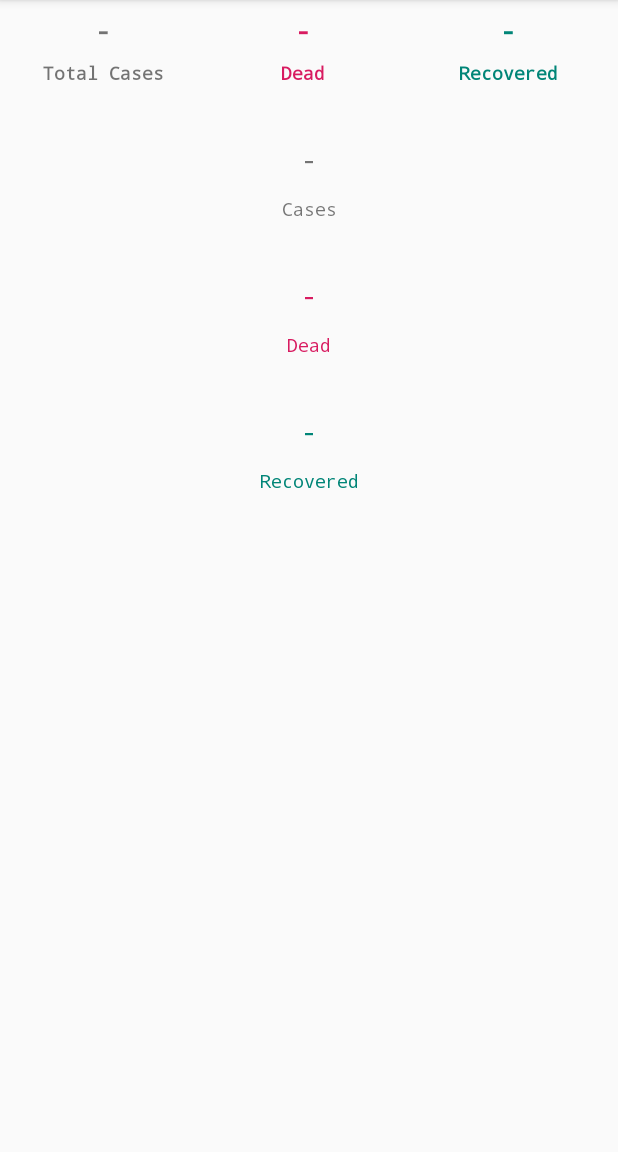
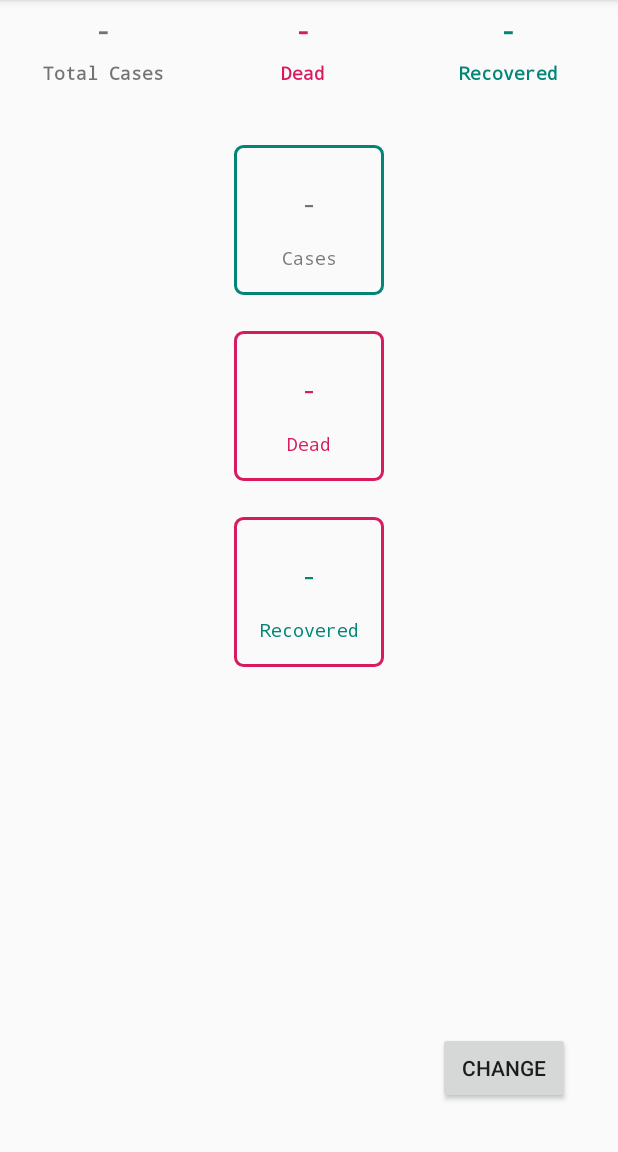
Before and after one commit to O-r-D/CoronaStats, an Android app: the screen it shows after launch (MainActivity), on a phone screen of 412 x 824 dp, the part 84-1236 px from its top. Run offline under Robolectric (Android 15) with nearby library versions, the phone set to English and light mode, and no system bars.

Commit message:
Updated the design of fragment_country_stats.xml.

```diff
--- a/app/src/main/java/com/ord/coronastats/ui/country/CountryStatsFragment.kt
+++ b/app/src/main/java/com/ord/coronastats/ui/country/CountryStatsFragment.kt
@@ -3,7 +3,6 @@ package com.ord.coronastats.ui.country
 import android.content.Context
 import android.os.Bundle
 import android.telephony.TelephonyManager
-import android.util.Log
 import android.view.LayoutInflater
 import android.view.View
 import android.view.ViewGroup
@@ -11,6 +10,7 @@ import androidx.fragment.app.Fragment
 import androidx.lifecycle.Observer
 import androidx.lifecycle.ViewModelProvider
 import com.ord.coronastats.R
+import com.ord.coronastats.ui.countrylist.CountryListFragment
 import com.ord.coronastats.utils.InjectorUtils
 import kotlinx.android.synthetic.main.fragment_country_stats.*
 
@@ -36,6 +36,12 @@ class CountryStatsFragment : Fragment() {
             ViewModelProvider(this, it).get(CountryStatsViewModel::class.java)
         }
 
+        bindUI()
+
+    }
+
+    private fun bindUI() {
+
         val country = (context?.getSystemService(Context.TELEPHONY_SERVICE) as TelephonyManager).simCountryIso ?: "CH"
 
         viewModel.fetchCountryStats(country).observe(viewLifecycleOwner, Observer {
@@ -54,7 +60,20 @@ class CountryStatsFragment : Fragment() {
                 )
 
             tv_recovered_nb.text = String.format("%,d", it.recovered)
+
+            tv_country_name.text = it.country
         })
+
+        btn_change_country.setOnClickListener {
+            goToCountryListFragment()
+        }
+    }
+
+    private fun goToCountryListFragment() {
+        parentFragmentManager.beginTransaction().apply {
+            replace(R.id.fragment, CountryListFragment())
+            addToBackStack(null)
+        }.commit()
     }
 
 }
--- /dev/null
+++ b/app/src/main/res/drawable/shape_cases_stat.xml
@@ -0,0 +1,7 @@
+<?xml version="1.0" encoding="utf-8"?>
+
+<shape xmlns:android="http://schemas.android.com/apk/res/android">
+    <corners android:radius="5dp"/>
+    <stroke android:width="2dp"
+            android:color="@color/colorPrimary"/>
+</shape>
--- /dev/null
+++ b/app/src/main/res/drawable/shape_recovered_stat.xml
@@ -0,0 +1,7 @@
+<?xml version="1.0" encoding="utf-8"?>
+
+<shape xmlns:android="http://schemas.android.com/apk/res/android">
+    <corners android:radius="5dp"/>
+    <stroke android:width="2dp"
+            android:color="@color/colorAccent"/>
+</shape>
--- a/app/src/main/res/layout/fragment_country_stats.xml
+++ b/app/src/main/res/layout/fragment_country_stats.xml
@@ -5,14 +5,26 @@
         android:layout_width="match_parent"
         android:layout_height="match_parent"
         tools:context=".ui.country.CountryStatsFragment">
+    <TextView
+            android:layout_width="wrap_content"
+            android:layout_height="wrap_content" android:id="@+id/tv_country_name"
+            tools:text="Lebanon" android:textColor="@android:color/black"
+            android:textStyle="bold" android:textSize="30sp" android:fontFamily="monospace"
+            android:layout_marginBottom="24dp"
+            app:layout_constraintBottom_toBottomOf="parent" app:layout_constraintStart_toStartOf="parent"
+            android:layout_marginStart="24dp" app:layout_constraintEnd_toStartOf="@+id/btn_change_country"
+            android:layout_marginEnd="123dp" app:layout_constraintHorizontal_bias="0.0"/>
     <LinearLayout
             android:orientation="vertical"
-            android:layout_width="0dp"
-            android:layout_height="wrap_content" app:layout_constraintTop_toTopOf="parent"
+            android:layout_width="100dp"
+            android:background="@drawable/shape_cases_stat"
+            android:layout_height="100dp" app:layout_constraintTop_toTopOf="parent"
             app:layout_constraintStart_toStartOf="parent" app:layout_constraintEnd_toEndOf="parent"
-            android:layout_marginStart="100dp" android:layout_marginEnd="100dp" android:id="@+id/linearLayout3"
-            android:layout_marginTop="16dp" app:layout_constraintBottom_toBottomOf="parent"
-            android:layout_marginBottom="16dp" app:layout_constraintVertical_bias="0.0">
+            android:layout_marginStart="150dp" android:layout_marginEnd="150dp" android:id="@+id/linearLayout3"
+            android:layout_marginTop="32dp"
+            android:padding="10dp"
+            app:layout_constraintHorizontal_bias="0.5" app:layout_constraintBottom_toTopOf="@+id/linearLayout"
+    >
         <TextView
                 android:text="@string/global_empty_result"
                 android:layout_width="match_parent"
@@ -27,12 +39,13 @@
     </LinearLayout>
     <LinearLayout
             android:orientation="vertical"
-            android:layout_width="0dp"
-            android:layout_height="wrap_content"
+            android:layout_width="100dp"
+            android:layout_height="100dp"
             app:layout_constraintStart_toStartOf="parent" app:layout_constraintEnd_toEndOf="parent"
-            android:layout_marginStart="100dp" android:layout_marginEnd="100dp"
+            android:layout_marginStart="150dp" android:layout_marginEnd="150dp"
             android:id="@+id/linearLayout" app:layout_constraintTop_toBottomOf="@+id/linearLayout3"
-            android:layout_marginTop="24dp">
+            android:layout_marginTop="24dp" android:padding="10dp" android:background="@drawable/shape_death_stat"
+            app:layout_constraintHorizontal_bias="0.5" app:layout_constraintBottom_toTopOf="@+id/linearLayout2">
         <TextView
                 android:text="@string/global_empty_result"
                 android:layout_width="match_parent"
@@ -48,11 +61,13 @@
     </LinearLayout>
     <LinearLayout
             android:orientation="vertical"
-            android:layout_width="0dp"
-            android:layout_height="wrap_content"
+            android:layout_width="100dp"
+            android:layout_height="100dp"
             app:layout_constraintEnd_toEndOf="parent" app:layout_constraintStart_toStartOf="parent"
-            android:layout_marginStart="100dp" android:layout_marginEnd="100dp"
-            app:layout_constraintTop_toBottomOf="@+id/linearLayout" android:layout_marginTop="24dp">
+            android:layout_marginStart="150dp" android:layout_marginEnd="150dp"
+            app:layout_constraintTop_toBottomOf="@+id/linearLayout" android:layout_marginTop="24dp"
+            android:padding="10dp" android:background="@drawable/shape_recovered_stat" android:id="@+id/linearLayout2"
+            app:layout_constraintHorizontal_bias="0.5">
         <TextView
                 android:text="@string/global_empty_result"
                 android:layout_width="match_parent"
@@ -66,4 +81,11 @@
                 android:textAlignment="center" android:fontFamily="monospace" android:textSize="12sp"
                 android:textColor="@color/colorPrimary"/>
     </LinearLayout>
+    <Button
+            android:text="Change"
+            android:layout_width="wrap_content"
+            android:layout_height="wrap_content"
+            android:id="@+id/btn_change_country"
+            app:layout_constraintBottom_toBottomOf="parent" android:layout_marginBottom="24dp"
+            app:layout_constraintEnd_toEndOf="parent" android:layout_marginEnd="24dp"/>
 </androidx.constraintlayout.widget.ConstraintLayout>
--- a/app/src/main/res/values/strings.xml
+++ b/app/src/main/res/values/strings.xml
@@ -8,7 +8,7 @@
     <string name="main_total_cases">Total Cases</string>
 
 
-    <string name="country_cases">Cases %s</string>
-    <string name="country_dead">Dead %s</string>
+    <string name="country_cases">Cases\n%s</string>
+    <string name="country_dead">Dead\n%s</string>
 
 </resources>
```
Also changed, not shown: app/src/main/res/drawable/shape_death_stat.xml (renamed from app/src/main/res/drawable/shape_stat.xml).
